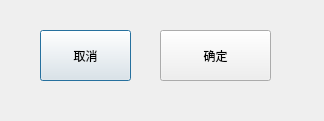
oxiaom/arm_sine, file dialog_reset.ui: the form before one commit.
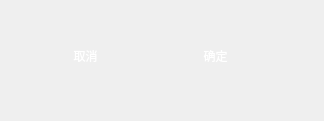
The form after the commit. Icons and pictures are not drawn.

```diff
--- a/dialog_reset.ui
+++ b/dialog_reset.ui
@@ -13,6 +13,9 @@
   <property name="windowTitle">
    <string>Dialog</string>
   </property>
+  <property name="styleSheet">
+   <string notr="true">border-image: url(:/K1.png);</string>
+  </property>
   <widget class="QPushButton" name="pushButton">
    <property name="geometry">
     <rect>
@@ -22,6 +25,13 @@
      <height>51</height>
     </rect>
    </property>
+   <property name="styleSheet">
+    <string notr="true"> 
+QPushButton{color: rgb(255, 255, 255);font: 90 16pt &quot;Aharoni&quot;;  border-radius:10px;}
+QPushButton{border-image: url(://K7.png);  border-radius:10px;}
+QPushButton:hover{border-image: url(:/K6.png);  border-radius:10px;}  
+QPushButton:pressed{border-image: url(:/K6.png);  border-radius:10px;}</string>
+   </property>
    <property name="text">
     <string>取消</string>
    </property>
@@ -35,6 +45,13 @@
      <height>51</height>
     </rect>
    </property>
+   <property name="styleSheet">
+    <string notr="true"> 
+QPushButton{color: rgb(255, 255, 255);font: 90 16pt &quot;Aharoni&quot;;  border-radius:10px;}
+QPushButton{border-image: url(://KR.png);  border-radius:10px;}
+QPushButton:hover{border-image: url(:/K6.png);  border-radius:10px;}  
+QPushButton:pressed{border-image: url(:/K6.png);  border-radius:10px;}</string>
+   </property>
    <property name="text">
     <string>确定</string>
    </property>
```
